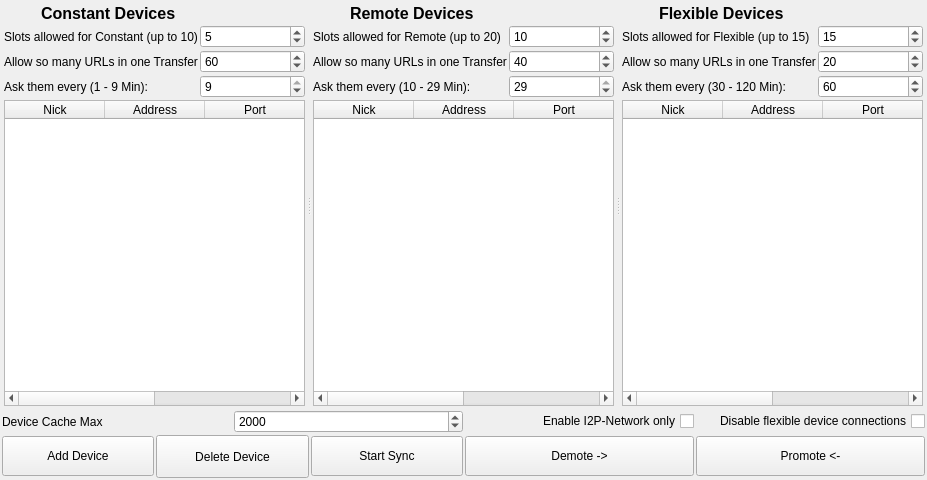
Above: ui/connection-display.ui from berndhs/arado before the change. Below: the same form after it.
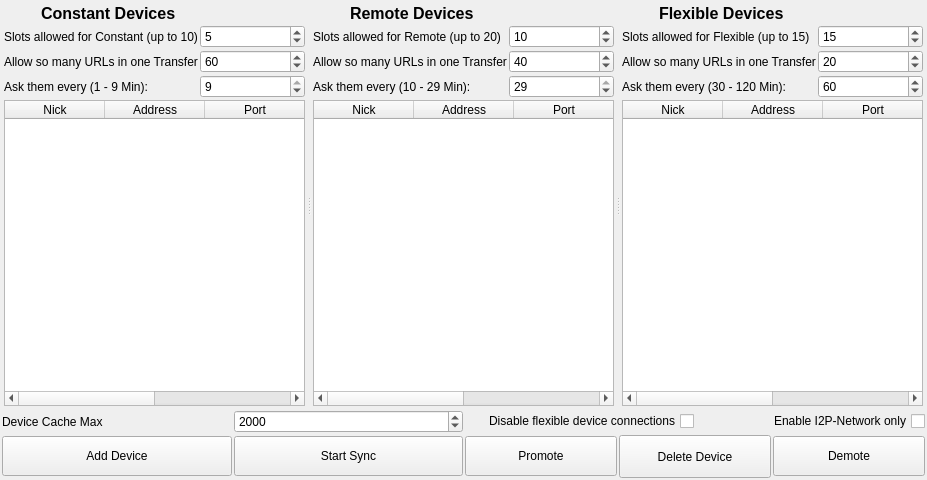
That is the form after the change. Icons and pictures are not drawn.

Commit message: added icons to promote and demote buttons.

What changed in the file:
```diff
--- a/ui/connection-display.ui
+++ b/ui/connection-display.ui
@@ -482,18 +482,11 @@
    </item>
    <item row="1" column="1">
     <layout class="QHBoxLayout" name="horizontalLayout_3">
-     <item>
-      <widget class="QCheckBox" name="checkBox_I2P">
-       <property name="layoutDirection">
-        <enum>Qt::RightToLeft</enum>
-       </property>
-       <property name="text">
-        <string>Enable I2P-Network only</string>
-       </property>
-      </widget>
-     </item>
      <item>
       <widget class="QCheckBox" name="checkboxdisable_C">
+       <property name="enabled">
+        <bool>true</bool>
+       </property>
        <property name="layoutDirection">
         <enum>Qt::RightToLeft</enum>
        </property>
@@ -502,9 +495,22 @@
        </property>
       </widget>
      </item>
+     <item>
+      <widget class="QCheckBox" name="checkBox_I2P">
+       <property name="enabled">
+        <bool>true</bool>
+       </property>
+       <property name="layoutDirection">
+        <enum>Qt::RightToLeft</enum>
+       </property>
+       <property name="text">
+        <string>Enable I2P-Network only</string>
+       </property>
+      </widget>
+     </item>
     </layout>
    </item>
-   <item row="2" column="0">
+   <item row="3" column="0">
     <layout class="QHBoxLayout" name="horizontalLayout_4">
      <item>
       <widget class="QPushButton" name="buttonAddDevice">
@@ -544,38 +550,6 @@
        </property>
       </widget>
      </item>
-     <item>
-      <widget class="QPushButton" name="pushButton_remove">
-       <property name="sizePolicy">
-        <sizepolicy hsizetype="Expanding" vsizetype="Fixed">
-         <horstretch>0</horstretch>
-         <verstretch>0</verstretch>
-        </sizepolicy>
-       </property>
-       <property name="minimumSize">
-        <size>
-         <width>0</width>
-         <height>43</height>
-        </size>
-       </property>
-       <property name="toolTip">
-        <string>Removes a trusted IP from the list.</string>
-       </property>
-       <property name="text">
-        <string>Delete Device</string>
-       </property>
-       <property name="icon">
-        <iconset resource="../arado.qrc">
-         <normaloff>:/images/cancel.png</normaloff>:/images/cancel.png</iconset>
-       </property>
-       <property name="iconSize">
-        <size>
-         <width>32</width>
-         <height>32</height>
-        </size>
-       </property>
-      </widget>
-     </item>
      <item>
       <widget class="QPushButton" name="buttonStartSync">
        <property name="sizePolicy">
@@ -610,27 +584,8 @@
      </item>
     </layout>
    </item>
-   <item row="2" column="1">
+   <item row="3" column="1">
     <layout class="QHBoxLayout" name="horizontalLayout">
-     <item>
-      <widget class="QPushButton" name="pushButton">
-       <property name="sizePolicy">
-        <sizepolicy hsizetype="Expanding" vsizetype="Fixed">
-         <horstretch>0</horstretch>
-         <verstretch>0</verstretch>
-        </sizepolicy>
-       </property>
-       <property name="minimumSize">
-        <size>
-         <width>0</width>
-         <height>40</height>
-        </size>
-       </property>
-       <property name="text">
-        <string>Demote -&gt;</string>
-       </property>
-      </widget>
-     </item>
      <item>
       <widget class="QPushButton" name="buttonPromote">
        <property name="sizePolicy">
@@ -649,7 +604,78 @@
         <string>Adds an IP from recommended or episodic list to trusted list.</string>
        </property>
        <property name="text">
-        <string>Promote &lt;-</string>
+        <string>Promote</string>
+       </property>
+       <property name="icon">
+        <iconset resource="../arado.qrc">
+         <normaloff>:/images/player_rev.png</normaloff>:/images/player_rev.png</iconset>
+       </property>
+       <property name="iconSize">
+        <size>
+         <width>32</width>
+         <height>32</height>
+        </size>
+       </property>
+      </widget>
+     </item>
+     <item>
+      <widget class="QPushButton" name="pushButton_remove">
+       <property name="sizePolicy">
+        <sizepolicy hsizetype="Expanding" vsizetype="Fixed">
+         <horstretch>0</horstretch>
+         <verstretch>0</verstretch>
+        </sizepolicy>
+       </property>
+       <property name="minimumSize">
+        <size>
+         <width>0</width>
+         <height>43</height>
+        </size>
+       </property>
+       <property name="toolTip">
+        <string>Removes a trusted IP from the list.</string>
+       </property>
+       <property name="text">
+        <string>Delete Device</string>
+       </property>
+       <property name="icon">
+        <iconset resource="../arado.qrc">
+         <normaloff>:/images/cancel.png</normaloff>:/images/cancel.png</iconset>
+       </property>
+       <property name="iconSize">
+        <size>
+         <width>32</width>
+         <height>32</height>
+        </size>
+       </property>
+      </widget>
+     </item>
+     <item>
+      <widget class="QPushButton" name="pushButton">
+       <property name="sizePolicy">
+        <sizepolicy hsizetype="Expanding" vsizetype="Fixed">
+         <horstretch>0</horstretch>
+         <verstretch>0</verstretch>
+        </sizepolicy>
+       </property>
+       <property name="minimumSize">
+        <size>
+         <width>0</width>
+         <height>40</height>
+        </size>
+       </property>
+       <property name="layoutDirection">
+        <enum>Qt::LeftToRight</enum>
+       </property>
+       <property name="autoFillBackground">
+        <bool>false</bool>
+       </property>
+       <property name="text">
+        <string>Demote</string>
+       </property>
+       <property name="icon">
+        <iconset resource="../arado.qrc">
+         <normaloff>:/images/player_fwd.png</normaloff>:/images/player_fwd.png</iconset>
        </property>
        <property name="iconSize">
         <size>
```
The commit also changes 3 other files.
